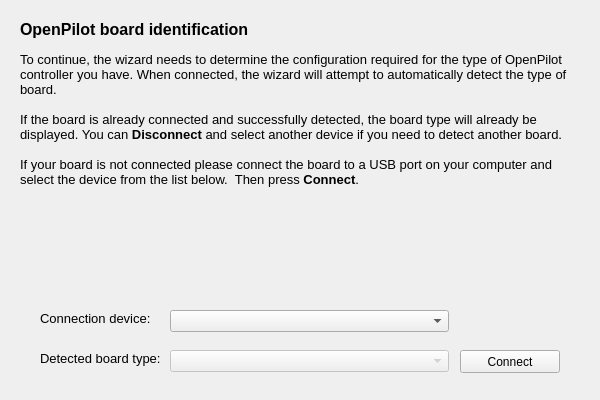
Before: the Qt Designer form ground/openpilotgcs/src/plugins/setupwizard/pages/controllerpage.ui in openpilot/OpenPilot, drawn with Qt 5.
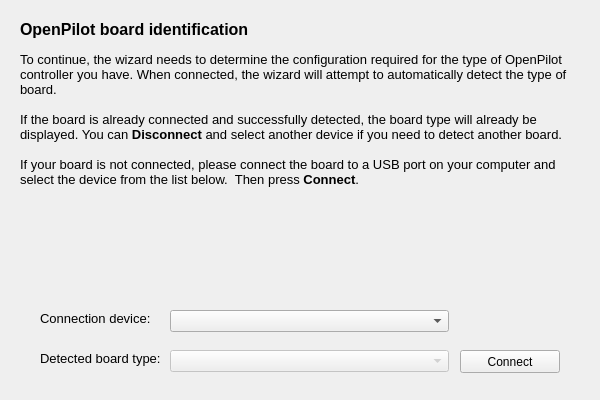
After: the same form once the commit is applied.

```diff
--- a/ground/openpilotgcs/src/plugins/setupwizard/pages/controllerpage.ui
+++ b/ground/openpilotgcs/src/plugins/setupwizard/pages/controllerpage.ui
@@ -33,7 +33,7 @@
 &lt;p style=&quot;-qt-paragraph-type:empty; margin-top:0px; margin-bottom:0px; margin-left:0px; margin-right:0px; -qt-block-indent:0; text-indent:0px; font-size:10pt;&quot;&gt;&lt;br /&gt;&lt;/p&gt;
 &lt;p style=&quot; margin-top:0px; margin-bottom:0px; margin-left:0px; margin-right:0px; -qt-block-indent:0; text-indent:0px;&quot;&gt;&lt;span style=&quot; font-size:10pt;&quot;&gt;If the board is already connected and successfully detected, the board type will already be displayed. You can &lt;/span&gt;&lt;span style=&quot; font-size:10pt; font-weight:600;&quot;&gt;Disconnect&lt;/span&gt;&lt;span style=&quot; font-size:10pt;&quot;&gt; and select another device if you need to detect another board.&lt;/span&gt;&lt;/p&gt;
 &lt;p style=&quot;-qt-paragraph-type:empty; margin-top:0px; margin-bottom:0px; margin-left:0px; margin-right:0px; -qt-block-indent:0; text-indent:0px; font-size:10pt;&quot;&gt;&lt;br /&gt;&lt;/p&gt;
-&lt;p style=&quot; margin-top:0px; margin-bottom:0px; margin-left:0px; margin-right:0px; -qt-block-indent:0; text-indent:0px;&quot;&gt;&lt;span style=&quot; font-size:10pt;&quot;&gt;If your board is not connected please connect the board to a USB port on your computer and select the device from the list below.  Then press &lt;/span&gt;&lt;span style=&quot; font-size:10pt; font-weight:600;&quot;&gt;Connect&lt;/span&gt;&lt;span style=&quot; font-size:10pt;&quot;&gt;.&lt;/span&gt;&lt;/p&gt;&lt;/body&gt;&lt;/html&gt;</string>
+&lt;p style=&quot; margin-top:0px; margin-bottom:0px; margin-left:0px; margin-right:0px; -qt-block-indent:0; text-indent:0px;&quot;&gt;&lt;span style=&quot; font-size:10pt;&quot;&gt;If your board is not connected, please connect the board to a USB port on your computer and select the device from the list below.  Then press &lt;/span&gt;&lt;span style=&quot; font-size:10pt; font-weight:600;&quot;&gt;Connect&lt;/span&gt;&lt;span style=&quot; font-size:10pt;&quot;&gt;.&lt;/span&gt;&lt;/p&gt;&lt;/body&gt;&lt;/html&gt;</string>
    </property>
    <property name="textFormat">
     <enum>Qt::AutoText</enum>
```
